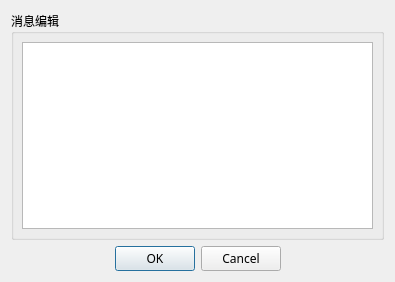
Qt form Console/UI/SendMessageGroupUI.ui (yang-zhongtian/PYCM) before a commit.
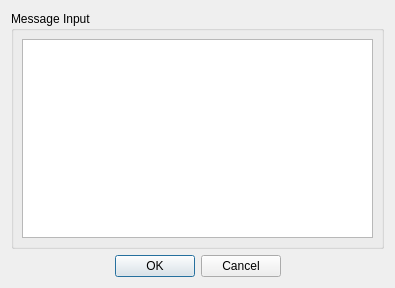
The same form after that commit. Icons and pictures are not drawn.

```diff
--- a/Console/UI/SendMessageGroupUI.ui
+++ b/Console/UI/SendMessageGroupUI.ui
@@ -7,7 +7,7 @@
     <x>0</x>
     <y>0</y>
     <width>395</width>
-    <height>282</height>
+    <height>288</height>
    </rect>
   </property>
   <property name="sizePolicy">
@@ -32,13 +32,8 @@
   <layout class="QVBoxLayout" name="verticalLayout_3" stretch="3,0">
    <item>
     <widget class="QGroupBox" name="send_message_group">
-     <property name="font">
-      <font>
-       <family>微软雅黑</family>
-      </font>
-     </property>
      <property name="title">
-      <string>消息编辑</string>
+      <string>Message Input</string>
      </property>
      <layout class="QHBoxLayout" name="horizontalLayout_2">
       <property name="leftMargin">
@@ -54,18 +49,20 @@
        <number>8</number>
       </property>
       <item>
-       <widget class="QPlainTextEdit" name="send_message_input"/>
+       <widget class="QPlainTextEdit" name="send_message_input">
+        <property name="font">
+         <font>
+          <weight>75</weight>
+          <bold>true</bold>
+         </font>
+        </property>
+       </widget>
       </item>
      </layout>
     </widget>
    </item>
    <item>
     <widget class="QDialogButtonBox" name="buttonBox">
-     <property name="font">
-      <font>
-       <family>微软雅黑</family>
-      </font>
-     </property>
      <property name="orientation">
       <enum>Qt::Horizontal</enum>
      </property>
```
Left out of the diff: 2 changed lines with no effect on the pictures.
